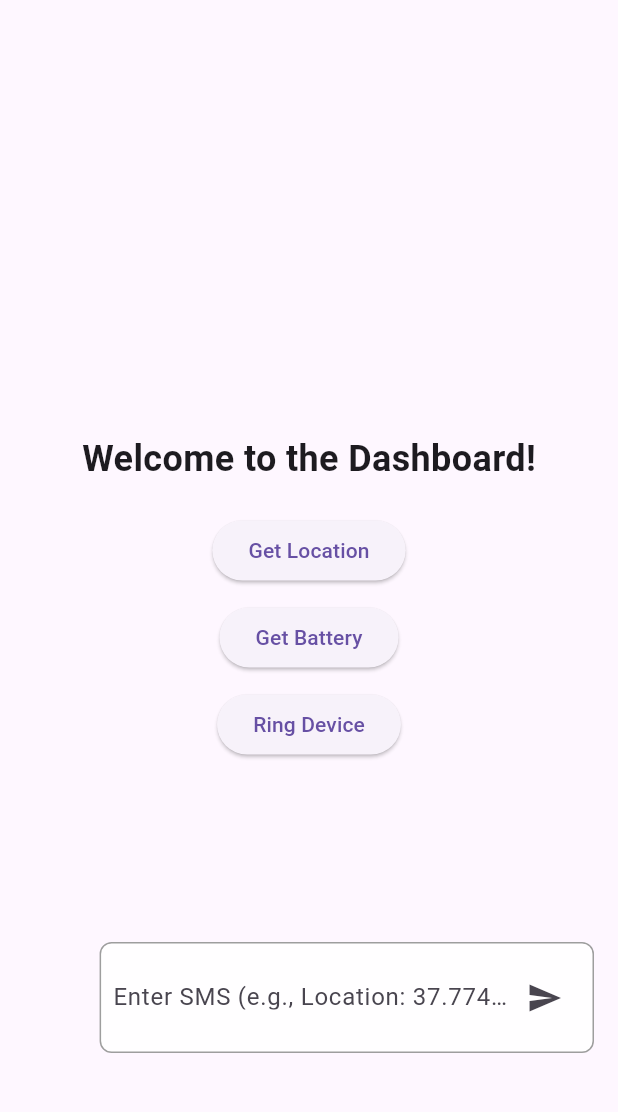
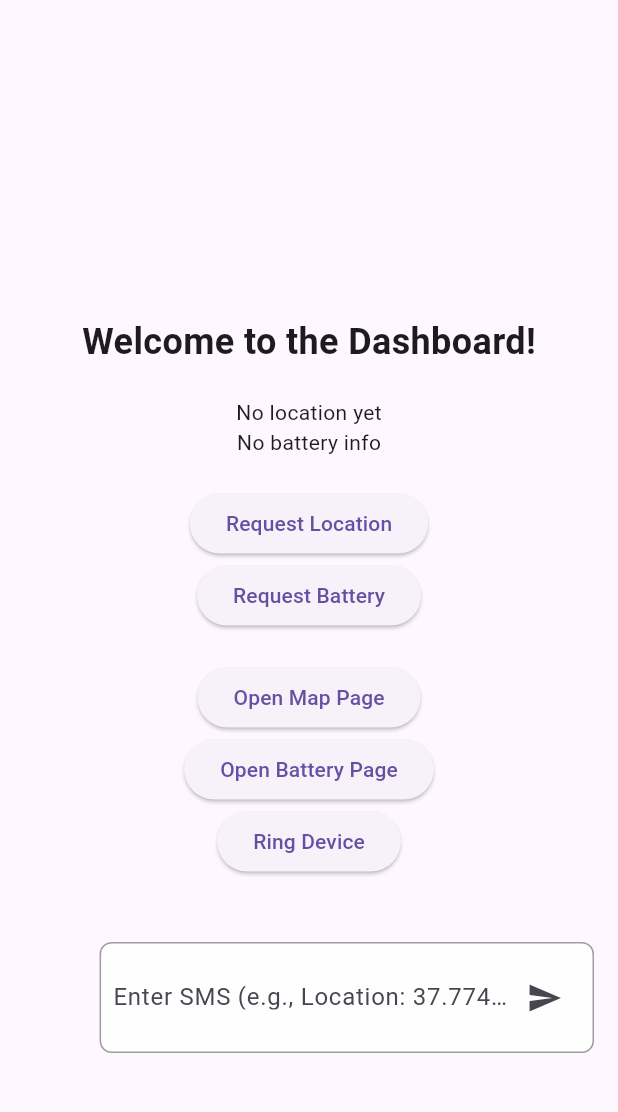
Before and after one commit to adityaprakash53204-rgb/SafeBuddyApp, a Flutter app: the DashboardPage screen opened directly, on a phone screen of 412 x 824 dp, the part 63-1175 px from its top. Run offline on Flutter 3.47's test engine with Material 3 defaults, Android fonts, the phone set to English and light mode, and no system bars; our stand-ins replace shared_preferences; accounts and stored records are empty.

Commit message:
Update dashboard_page.dart

```diff
--- a/lib/dashboard_page.dart
+++ b/lib/dashboard_page.dart
@@ -5,9 +5,42 @@ import 'battery_page.dart';
 import 'ring_device_page.dart';
 import 'sms_reader.dart';
 import 'floating_text_field_widget.dart';
+import 'sms_service.dart'; // 👈 Add this
 
-class DashboardPage extends StatelessWidget {
+class DashboardPage extends StatefulWidget {
+  @override
+  _DashboardPageState createState() => _DashboardPageState();
+}
+
+class _DashboardPageState extends State<DashboardPage> {
   final SmsReader smsReader = SmsReader();
+  final SmsService _smsService = SmsService();
+
+  String? _location;
+  String? _battery;
+
+  @override
+  void initState() {
+    super.initState();
+    _setupSms();
+  }
+
+  Future<void> _setupSms() async {
+    final granted = await _smsService.requestPermissions();
+    if (!granted) return;
+
+    _smsService.startListening(
+      onLocation: (lat, lon) {
+        setState(() => _location = "Lat: $lat, Lon: $lon");
+      },
+      onBattery: (batt) {
+        setState(() => _battery = "$batt%");
+      },
+    );
+  }
+
+  void _sendLoc() => _smsService.sendCommand("+919876543210", "LOC");
+  void _sendBat() => _smsService.sendCommand("+919876543210", "BAT");
 
   @override
   Widget build(BuildContext context) {
@@ -35,36 +68,52 @@ class DashboardPage extends StatelessWidget {
                   style: TextStyle(fontSize: 24, fontWeight: FontWeight.bold),
                 ),
                 SizedBox(height: 20),
+                Text(_location ?? "No location yet"),
+                Text(_battery ?? "No battery info"),
+                SizedBox(height: 20),
+                ElevatedButton(
+                  onPressed: _sendLoc,
+                  child: Text("Request Location"),
+                ),
+                ElevatedButton(
+                  onPressed: _sendBat,
+                  child: Text("Request Battery"),
+                ),
+                SizedBox(height: 20),
                 ElevatedButton(
                   onPressed: () {
                     Navigator.push(
                       context,
                       MaterialPageRoute(
-                        builder: (context) => MapPage(smsMessage: smsReader.getLatestMessage()),
+                        builder: (context) => MapPage(
+                          smsMessage: smsReader.getLatestMessage(),
+                        ),
                       ),
                     );
                   },
-                  child: Text('Get Location'),
+                  child: Text('Open Map Page'),
                 ),
-                SizedBox(height: 10),
                 ElevatedButton(
                   onPressed: () {
                     Navigator.push(
                       context,
                       MaterialPageRoute(
-                        builder: (context) => BatteryPage(smsMessage: smsReader.getLatestMessage()),
+                        builder: (context) => BatteryPage(
+                          smsMessage: smsReader.getLatestMessage(),
+                        ),
                       ),
                     );
                   },
-                  child: Text('Get Battery'),
+                  child: Text('Open Battery Page'),
                 ),
-                SizedBox(height: 10),
                 ElevatedButton(
                   onPressed: () {
                     Navigator.push(
                       context,
                       MaterialPageRoute(
-                        builder: (context) => RingDevicePage(smsMessage: smsReader.getLatestMessage()),
+                        builder: (context) => RingDevicePage(
+                          smsMessage: smsReader.getLatestMessage(),
+                        ),
                       ),
                     );
                   },
```
